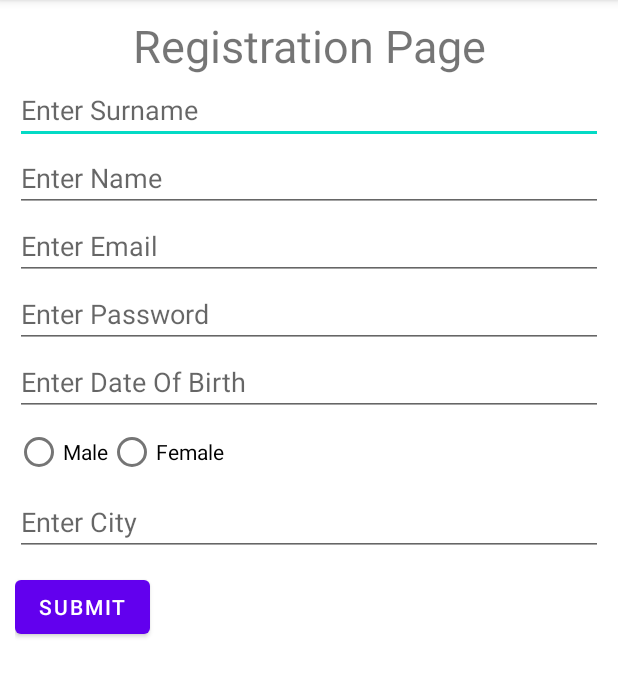
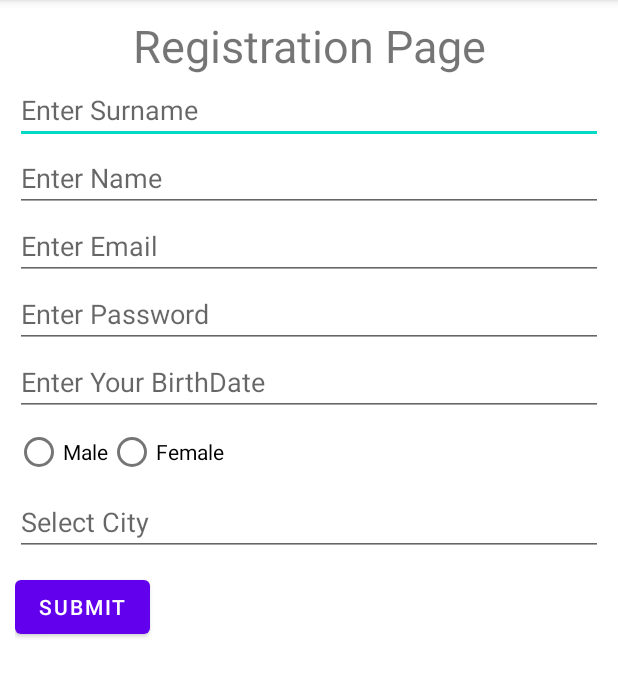
Before and after one commit to Vishakha-Kasundra/MyApp, an Android app: the Login screen opened directly, with no data from a screen before it, on a phone screen of 412 x 824 dp, the part 84-781 px from its top. Run offline under Robolectric (Android 15) with nearby library versions, the phone set to English and light mode, and no system bars.

Commit message:
Add Changes

```diff
--- a/app/src/main/AndroidManifest.xml
+++ b/app/src/main/AndroidManifest.xml
@@ -13,6 +13,9 @@
         android:supportsRtl="true"
         android:theme="@style/Theme.ShreadPreferenceApp"
         tools:targetApi="31">
+        <activity
+            android:name=".Display"
+            android:exported="false" />
         <activity
             android:name=".Login"
             android:exported="false" />
--- a/app/src/main/java/com/example/shreadpreferenceapp/Login.kt
+++ b/app/src/main/java/com/example/shreadpreferenceapp/Login.kt
@@ -1,11 +1,59 @@
 package com.example.shreadpreferenceapp
 
+import android.content.Intent
 import androidx.appcompat.app.AppCompatActivity
 import android.os.Bundle
+import android.text.Editable
+import android.text.TextWatcher
+import android.widget.*
 
 class Login : AppCompatActivity() {
     override fun onCreate(savedInstanceState: Bundle?) {
         super.onCreate(savedInstanceState)
         setContentView(R.layout.activity_login)
+
+        var edtSurname:EditText=findViewById(R.id.edtSurname)
+        var edtName:EditText=findViewById(R.id.edtName)
+
+        var edtEmail:EditText=findViewById(R.id.edtEmail)
+        edtEmail.addTextChangedListener(object :TextWatcher{
+            override fun beforeTextChanged(p0: CharSequence?, p1: Int, p2: Int, p3: Int) { }
+            override fun onTextChanged(p0: CharSequence?, p1: Int, p2: Int, p3: Int) {
+                    if(!android.util.Patterns.EMAIL_ADDRESS.matcher(p0).matches())
+                    {
+                        edtEmail.setError("Invalid Input")
+                    }
+            }
+            override fun afterTextChanged(p0: Editable?) { }
+
+
+        })
+        var edtPass:EditText=findViewById(R.id.edtPass)
+        var edtBirthDate:EditText=findViewById(R.id.edtDateBirth)
+
+        var str:String=""
+        var gender:RadioGroup=findViewById(R.id.gender)
+        gender.setOnCheckedChangeListener { radioGroup, i ->
+            var rb=findViewById< RadioButton >(i)
+        str=rb.text.toString()
+        }
+
+        var actvcity:AutoCompleteTextView=findViewById(R.id.City)
+        var city= arrayOf("Rajkot","Baroda","Jamnagar","Surat")
+        var adapter=ArrayAdapter<String>(this,android.R.layout.simple_selectable_list_item,city)
+        actvcity.setAdapter(adapter)
+
+    var submitButton:Button=findViewById(R.id.button2)
+    submitButton.setOnClickListener {
+        var i=Intent(this,Display::class.java)
+        i.putExtra("Surname",edtSurname.text.toString())
+        i.putExtra("Name",edtName.text.toString())
+        i.putExtra("Email",edtEmail.text.toString())
+        i.putExtra("Password",edtPass.text.toString())
+        i.putExtra("BirthDate",edtBirthDate.text.toString())
+        i.putExtra("Gender",str)
+        i.putExtra("City",actvcity.text.toString())
+      startActivity(i)
+    }
     }
 }
--- a/app/src/main/res/layout/activity_login.xml
+++ b/app/src/main/res/layout/activity_login.xml
@@ -18,7 +18,7 @@
         android:text="Registration Page" />
 
     <EditText
-        android:id="@+id/editTextTextPersonName"
+        android:id="@+id/edtSurname"
         android:layout_width="match_parent"
         android:layout_height="wrap_content"
         android:ems="10"
@@ -27,7 +27,7 @@
         android:text="" />
 
     <EditText
-        android:id="@+id/editTextTextPersonName3"
+        android:id="@+id/edtName"
         android:layout_width="match_parent"
         android:layout_height="wrap_content"
         android:ems="10"
@@ -36,60 +36,57 @@
         android:text="" />
 
     <EditText
-        android:id="@+id/editTextTextPersonName4"
+        android:id="@+id/edtEmail"
         android:layout_width="match_parent"
         android:layout_height="wrap_content"
         android:ems="10"
         android:hint="Enter Email"
-        android:inputType="textPersonName"
-        android:text="" />
+        android:inputType="textEmailAddress" />
 
     <EditText
-        android:id="@+id/editTextTextPersonName5"
+        android:id="@+id/edtPass"
         android:layout_width="match_parent"
         android:layout_height="wrap_content"
         android:ems="10"
         android:hint="Enter Password"
-        android:inputType="textPersonName"
-        android:text="" />
+        android:inputType="numberPassword" />
 
     <EditText
-        android:id="@+id/editTextTextPersonName6"
+        android:id="@+id/edtDateBirth"
         android:layout_width="match_parent"
         android:layout_height="wrap_content"
         android:ems="10"
-        android:hint="Enter Date Of Birth"
-        android:inputType="textPersonName"
-        android:text="" />
+        android:hint="Enter Your BirthDate"
+        android:inputType="date" />
 
     <RadioGroup
+        android:id="@+id/gender"
         android:layout_width="wrap_content"
         android:layout_height="wrap_content"
         android:orientation="horizontal">
 
 
         <RadioButton
-            android:id="@+id/radioButton3"
+            android:id="@+id/male"
             android:layout_width="wrap_content"
             android:layout_height="wrap_content"
             android:layout_weight="1"
             android:text="Male" />
 
         <RadioButton
-            android:id="@+id/radioButton4"
+            android:id="@+id/female"
             android:layout_width="wrap_content"
             android:layout_height="wrap_content"
             android:layout_weight="1"
             android:text="Female" />
     </RadioGroup>
 
-    <EditText
-        android:id="@+id/editTextTextPersonName7"
+
+    <AutoCompleteTextView
+        android:id="@+id/City"
         android:layout_width="match_parent"
         android:layout_height="wrap_content"
-        android:ems="10"
-        android:hint="Enter City"
-        android:inputType="textPersonName"
+        android:hint="Select City"
         android:text="" />
 
     <Button
```
Also changed, not shown: app/src/main/java/com/example/shreadpreferenceapp/Display.kt (added, +39 -0 lines), app/src/main/res/layout/activity_display.xml (added, +81 -0 lines).
